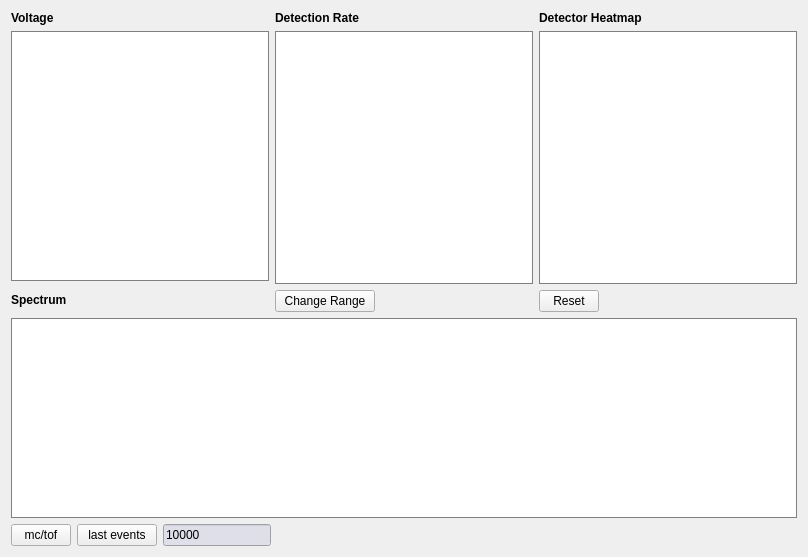
The window that pyccapt/files/PyQt6_UI/gui_visualization.ui (mmonajem/pyoxcart) describes before a commit, drawn with Qt 5.
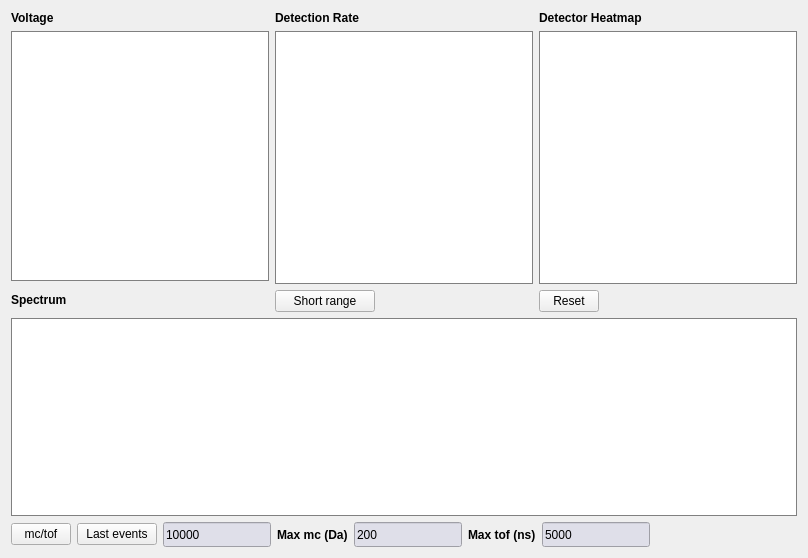
The same window after the commit.

```diff
--- a/pyccapt/files/PyQt6_UI/gui_visualization.ui
+++ b/pyccapt/files/PyQt6_UI/gui_visualization.ui
@@ -7,7 +7,7 @@
                 <x>0</x>
                 <y>0</y>
                 <width>808</width>
-                <height>557</height>
+                <height>558</height>
             </rect>
         </property>
         <property name="windowTitle">
@@ -125,7 +125,7 @@
                                                 </size>
                                             </property>
                                             <property name="text">
-                                                <string>Change Range</string>
+                                                <string>Short range</string>
                                             </property>
                                         </widget>
                                     </item>
@@ -251,7 +251,7 @@
                                         </size>
                                     </property>
                                     <property name="text">
-                                        <string>last events</string>
+                                        <string>Last events</string>
                                     </property>
                                 </widget>
                             </item>
@@ -280,6 +280,92 @@
                                     </property>
                                 </widget>
                             </item>
+                            <item>
+                                <widget class="QLabel" name="label_208">
+                                    <property name="minimumSize">
+                                        <size>
+                                            <width>0</width>
+                                            <height>25</height>
+                                        </size>
+                                    </property>
+                                    <property name="font">
+                                        <font>
+                                            <bold>true</bold>
+                                        </font>
+                                    </property>
+                                    <property name="text">
+                                        <string>Max mc (Da)</string>
+                                    </property>
+                                </widget>
+                            </item>
+                            <item>
+                                <widget class="QLineEdit" name="max_mc">
+                                    <property name="sizePolicy">
+                                        <sizepolicy hsizetype="Minimum" vsizetype="Minimum">
+                                            <horstretch>0</horstretch>
+                                            <verstretch>0</verstretch>
+                                        </sizepolicy>
+                                    </property>
+                                    <property name="minimumSize">
+                                        <size>
+                                            <width>100</width>
+                                            <height>20</height>
+                                        </size>
+                                    </property>
+                                    <property name="styleSheet">
+                                        <string notr="true">QLineEdit{
+                                            background: rgb(223,223,233)
+                                            }
+                                        </string>
+                                    </property>
+                                    <property name="text">
+                                        <string>200</string>
+                                    </property>
+                                </widget>
+                            </item>
+                            <item>
+                                <widget class="QLabel" name="label_209">
+                                    <property name="minimumSize">
+                                        <size>
+                                            <width>0</width>
+                                            <height>25</height>
+                                        </size>
+                                    </property>
+                                    <property name="font">
+                                        <font>
+                                            <bold>true</bold>
+                                        </font>
+                                    </property>
+                                    <property name="text">
+                                        <string>Max tof (ns)</string>
+                                    </property>
+                                </widget>
+                            </item>
+                            <item>
+                                <widget class="QLineEdit" name="max_tof">
+                                    <property name="sizePolicy">
+                                        <sizepolicy hsizetype="Minimum" vsizetype="Minimum">
+                                            <horstretch>0</horstretch>
+                                            <verstretch>0</verstretch>
+                                        </sizepolicy>
+                                    </property>
+                                    <property name="minimumSize">
+                                        <size>
+                                            <width>100</width>
+                                            <height>20</height>
+                                        </size>
+                                    </property>
+                                    <property name="styleSheet">
+                                        <string notr="true">QLineEdit{
+                                            background: rgb(223,223,233)
+                                            }
+                                        </string>
+                                    </property>
+                                    <property name="text">
+                                        <string>5000</string>
+                                    </property>
+                                </widget>
+                            </item>
                             <item>
                                 <spacer name="horizontalSpacer">
                                     <property name="orientation">
```
Left out of the diff: 8 changed lines with no effect on the pictures.
